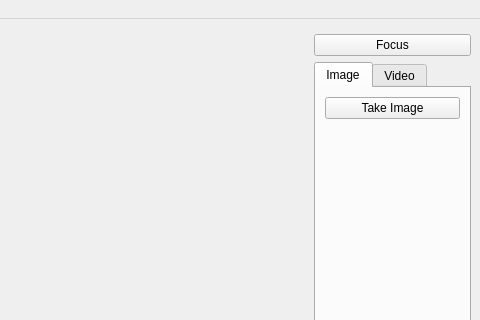
Above: examples/camera/camera.ui from qtproject/qt-mobility before the change; both pictures show x 188 to 668 and y 0 to 320 of the 668 by 422 pixel window. Below: the same form after it.
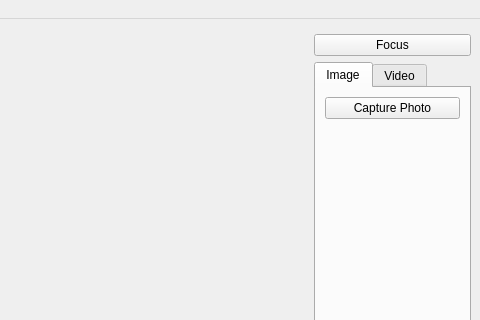
That is the form after the change. Custom widgets are drawn as their Qt base class.

Commit message: Camera example: renamed "take image" with "capture photo".

The edit to the form file:
```diff
--- a/examples/camera/camera.ui
+++ b/examples/camera/camera.ui
@@ -142,7 +142,7 @@
         <item row="0" column="0">
          <widget class="QPushButton" name="takeImageButton">
           <property name="text">
-           <string>Take Image</string>
+           <string>Capture Photo</string>
           </property>
          </widget>
         </item>
```
